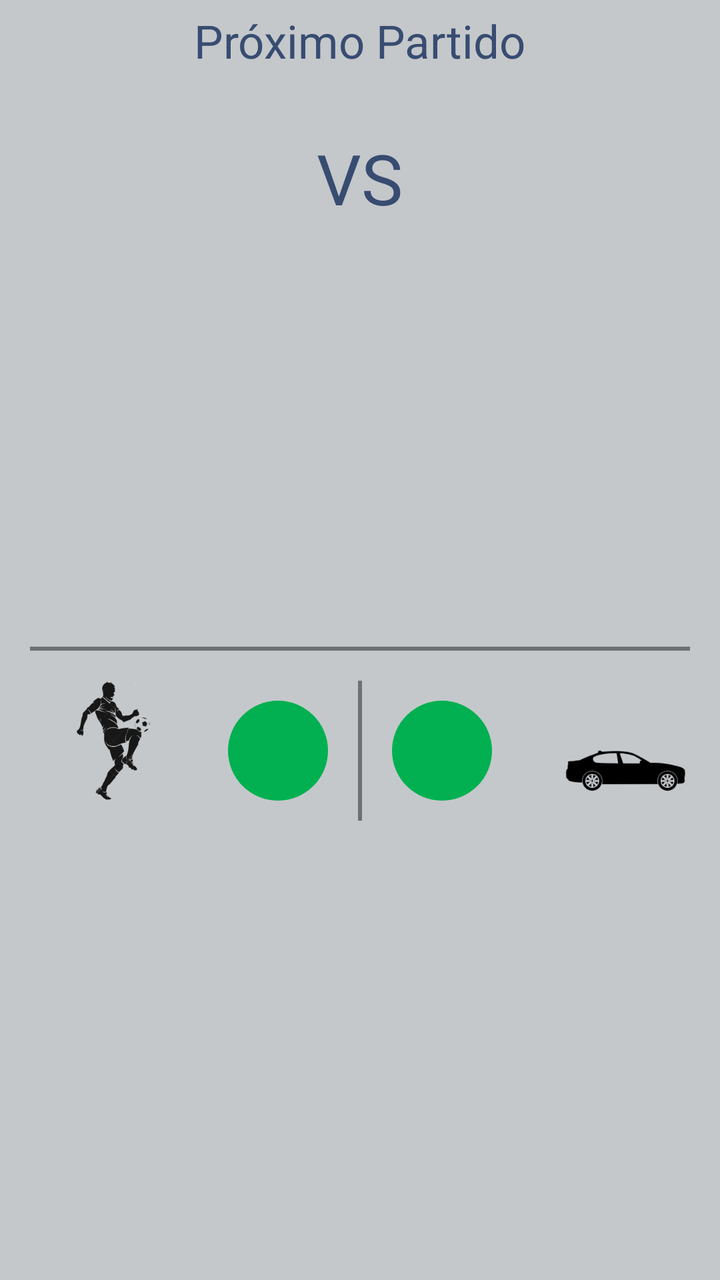
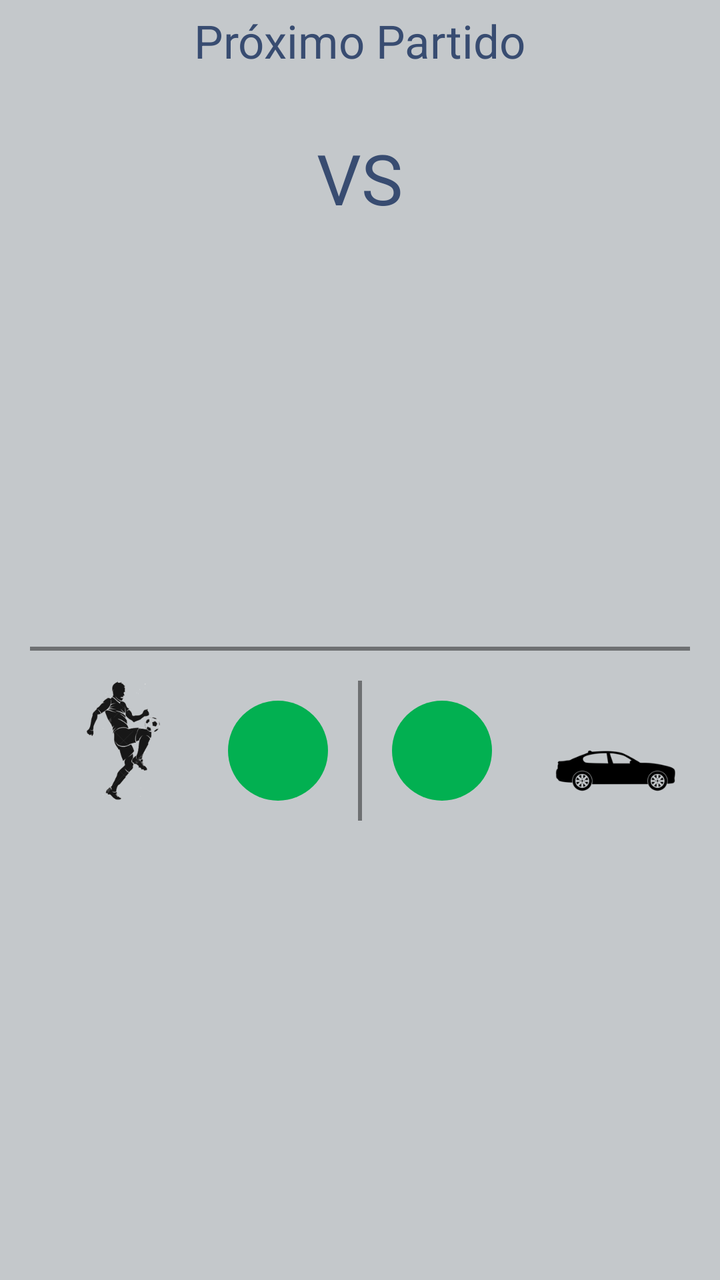

Screens rendered from an Android XML layout before and after an edit, with the pre-edit source and the edit as a unified diff.
<!-- AndroidManifest.xml: application theme AppTheme.NoActionBar -->
<!-- res/layout/fragment_fixture_match_info.xml -->
<RelativeLayout xmlns:android="http://schemas.android.com/apk/res/android"
    xmlns:tools="http://schemas.android.com/tools"
    android:layout_width="match_parent"
    android:layout_height="match_parent"
    android:background="#C4C8CB"
    tools:context="com.sport.perlagloria.activity.FixtureMatchInfoFragment">

    <TextView
        android:id="@+id/nextGameTV"
        android:layout_width="wrap_content"
        android:layout_height="wrap_content"
        android:layout_alignParentTop="true"
        android:layout_centerHorizontal="true"
        android:layout_marginTop="5dp"
        android:text="@string/next_game"
        android:textColor="@color/colorPrimary"
        android:textSize="23sp" />

    <TextView
        android:id="@+id/versusTV"
        android:layout_width="wrap_content"
        android:layout_height="wrap_content"
        android:layout_below="@+id/nextGameTV"
        android:layout_centerHorizontal="true"
        android:layout_marginTop="30dp"
        android:text="VS"
        android:textColor="@color/colorPrimary"
        android:textSize="35sp" />

    <ImageView
        android:id="@+id/team1LogoImgView"
        android:layout_width="fill_parent"
        android:layout_height="80dp"
        android:layout_below="@+id/nextGameTV"
        android:layout_marginEnd="20dp"
        android:layout_marginLeft="5dp"
        android:layout_marginRight="20dp"
        android:layout_marginStart="5dp"
        android:layout_marginTop="10dp"
        android:layout_toLeftOf="@+id/versusTV"
        android:layout_toStartOf="@+id/versusTV"
        android:src="@android:drawable/sym_def_app_icon" />

    <ImageView
        android:id="@+id/team2LogoImgView"
        android:layout_width="fill_parent"
        android:layout_height="80dp"
        android:layout_alignTop="@+id/team1LogoImgView"
        android:layout_marginEnd="5dp"
        android:layout_marginLeft="20dp"
        android:layout_marginRight="5dp"
        android:layout_marginStart="20dp"
        android:layout_toEndOf="@+id/versusTV"
        android:layout_toRightOf="@+id/versusTV"
        android:src="@android:drawable/sym_def_app_icon" />

    <TextView
        android:id="@+id/team1NameTV"
        android:layout_width="wrap_content"
        android:layout_height="wrap_content"
        android:layout_alignEnd="@+id/team1LogoImgView"
        android:layout_alignLeft="@+id/team1LogoImgView"
        android:layout_alignRight="@+id/team1LogoImgView"
        android:layout_alignStart="@+id/team1LogoImgView"
        android:layout_below="@+id/team1LogoImgView"
        android:layout_marginTop="20dp"
        android:layout_toLeftOf="@+id/versusTV"
        android:layout_toStartOf="@+id/versusTV"
        android:gravity="center"
        android:singleLine="true"
        android:text=""
        android:textColor="@android:color/black"
        android:textSize="17sp" />

    <TextView
        android:id="@+id/team2NameTV"
        android:layout_width="wrap_content"
        android:layout_height="wrap_content"
        android:layout_alignEnd="@+id/team2LogoImgView"
        android:layout_alignLeft="@+id/team2LogoImgView"
        android:layout_alignRight="@+id/team2LogoImgView"
        android:layout_alignStart="@+id/team2LogoImgView"
        android:layout_below="@+id/team2LogoImgView"
        android:layout_marginTop="20dp"
        android:layout_toEndOf="@+id/versusTV"
        android:layout_toRightOf="@+id/versusTV"
        android:gravity="center"
        android:singleLine="true"
        android:text=""
        android:textColor="@android:color/black"
        android:textSize="17sp" />

    <TextView
        android:id="@+id/dateOfMatchTV"
        android:layout_width="wrap_content"
        android:layout_height="wrap_content"
        android:layout_below="@+id/versusTV"
        android:layout_centerHorizontal="true"
        android:layout_marginTop="80dp"
        android:singleLine="true"
        android:text=""
        android:textColor="@color/colorPrimary"
        android:textSize="20sp" />

    <TextView
        android:id="@+id/timeOfMatchTV"
        android:layout_width="wrap_content"
        android:layout_height="wrap_content"
        android:layout_below="@+id/dateOfMatchTV"
        android:layout_centerHorizontal="true"
        android:layout_marginTop="15dp"
        android:singleLine="true"
        android:text=""
        android:textColor="@color/colorPrimary"
        android:textSize="20sp" />

    <TextView
        android:id="@+id/fieldNumber"
        android:layout_width="wrap_content"
        android:layout_height="wrap_content"
        android:layout_below="@+id/timeOfMatchTV"
        android:layout_centerHorizontal="true"
        android:layout_marginTop="15dp"
        android:singleLine="true"
        android:text=""
        android:textColor="@color/colorPrimary"
        android:textSize="20sp" />

    <View
        android:id="@+id/horizDividerView"
        android:layout_width="match_parent"
        android:layout_height="2dp"
        android:layout_alignEnd="@+id/team2LogoImgView"
        android:layout_alignLeft="@+id/team1LogoImgView"
        android:layout_alignRight="@+id/team2LogoImgView"
        android:layout_alignStart="@+id/team1LogoImgView"
        android:layout_below="@+id/fieldNumber"
        android:layout_marginLeft="10dp"
        android:layout_marginRight="10dp"
        android:layout_marginTop="20dp"
        android:background="#6E7072" />

    <ImageView
        android:id="@+id/homeTeamImgView"
        android:layout_width="40dp"
        android:layout_height="60dp"
        android:layout_alignTop="@+id/vertDividerView"
        android:layout_marginEnd="20dp"
        android:layout_marginRight="20dp"
        android:layout_toLeftOf="@+id/homeGoalsTV"
        android:layout_toStartOf="@+id/nextGameTV"
        android:src="@drawable/home_team" />

    <ImageView
        android:id="@+id/awayTeamImgView"
        android:layout_width="60dp"
        android:layout_height="30dp"
        android:layout_alignBottom="@+id/awayGoalsTV"
        android:layout_marginLeft="20dp"
        android:layout_marginStart="20dp"
        android:layout_toEndOf="@+id/nextGameTV"
        android:layout_toRightOf="@+id/awayGoalsTV"
        android:src="@drawable/away_team" />

    <View
        android:id="@+id/vertDividerView"
        android:layout_width="2dp"
        android:layout_height="70dp"
        android:layout_below="@+id/horizDividerView"
        android:layout_centerHorizontal="true"
        android:layout_marginTop="15dp"
        android:background="#6E7072" />

    <TextView
        android:id="@+id/homeGoalsTV"
        android:layout_width="50dp"
        android:layout_height="50dp"
        android:layout_alignBottom="@+id/homeTeamImgView"
        android:layout_marginEnd="15dp"
        android:layout_marginRight="15dp"
        android:layout_toLeftOf="@+id/vertDividerView"
        android:layout_toStartOf="@+id/vertDividerView"
        android:background="@drawable/circle_shape"
        android:gravity="center_vertical|center_horizontal"
        android:text=""
        android:textColor="@android:color/white"
        android:textSize="20sp"
        android:textStyle="bold" />

    <TextView
        android:id="@+id/awayGoalsTV"
        android:layout_width="50dp"
        android:layout_height="50dp"
        android:layout_alignBottom="@+id/homeTeamImgView"
        android:layout_marginLeft="15dp"
        android:layout_marginStart="15dp"
        android:layout_toEndOf="@+id/vertDividerView"
        android:layout_toRightOf="@+id/vertDividerView"
        android:background="@drawable/circle_shape"
        android:gravity="center_vertical|center_horizontal"
        android:text=""
        android:textColor="@android:color/white"
        android:textSize="20sp"
        android:textStyle="bold" />


</RelativeLayout>
<!-- resources referenced by this layout -->
<resources>
  <color name="colorPrimary">#384C71</color>
  <!-- drawable away_team: png bitmap (drawable, 5907 bytes) -->
  <!-- drawable circle_shape (drawable) -->
  <?xml version="1.0" encoding="utf-8"?>
  <shape xmlns:android="http://schemas.android.com/apk/res/android"
      android:shape="oval">
      <solid android:color="#02b051" />
  </shape>
  <!-- drawable home_team: png bitmap (drawable, 22256 bytes) -->
  <string name="next_game">Próximo Partido</string>
  <style name="AppTheme.NoActionBar">
          <item name="windowActionBar">false</item>
          <item name="windowNoTitle">true</item>
      </style>
</resources>

<!-- the commit's change to res/layout/fragment_fixture_match_info.xml (unified diff, before → after) -->
@@ -5,203 +5,217 @@
     android:background="#C4C8CB"
     tools:context="com.sport.perlagloria.activity.FixtureMatchInfoFragment">
 
-    <TextView
-        android:id="@+id/nextGameTV"
-        android:layout_width="wrap_content"
-        android:layout_height="wrap_content"
-        android:layout_alignParentTop="true"
-        android:layout_centerHorizontal="true"
-        android:layout_marginTop="5dp"
-        android:text="@string/next_game"
-        android:textColor="@color/colorPrimary"
-        android:textSize="23sp" />
-
-    <TextView
-        android:id="@+id/versusTV"
-        android:layout_width="wrap_content"
-        android:layout_height="wrap_content"
-        android:layout_below="@+id/nextGameTV"
-        android:layout_centerHorizontal="true"
-        android:layout_marginTop="30dp"
-        android:text="VS"
-        android:textColor="@color/colorPrimary"
-        android:textSize="35sp" />
-
-    <ImageView
-        android:id="@+id/team1LogoImgView"
-        android:layout_width="fill_parent"
-        android:layout_height="80dp"
-        android:layout_below="@+id/nextGameTV"
-        android:layout_marginEnd="20dp"
-        android:layout_marginLeft="5dp"
-        android:layout_marginRight="20dp"
-        android:layout_marginStart="5dp"
-        android:layout_marginTop="10dp"
-        android:layout_toLeftOf="@+id/versusTV"
-        android:layout_toStartOf="@+id/versusTV"
-        android:src="@android:drawable/sym_def_app_icon" />
-
-    <ImageView
-        android:id="@+id/team2LogoImgView"
-        android:layout_width="fill_parent"
-        android:layout_height="80dp"
-        android:layout_alignTop="@+id/team1LogoImgView"
-        android:layout_marginEnd="5dp"
-        android:layout_marginLeft="20dp"
-        android:layout_marginRight="5dp"
-        android:layout_marginStart="20dp"
-        android:layout_toEndOf="@+id/versusTV"
-        android:layout_toRightOf="@+id/versusTV"
-        android:src="@android:drawable/sym_def_app_icon" />
-
-    <TextView
-        android:id="@+id/team1NameTV"
-        android:layout_width="wrap_content"
-        android:layout_height="wrap_content"
-        android:layout_alignEnd="@+id/team1LogoImgView"
-        android:layout_alignLeft="@+id/team1LogoImgView"
-        android:layout_alignRight="@+id/team1LogoImgView"
-        android:layout_alignStart="@+id/team1LogoImgView"
-        android:layout_below="@+id/team1LogoImgView"
-        android:layout_marginTop="20dp"
-        android:layout_toLeftOf="@+id/versusTV"
-        android:layout_toStartOf="@+id/versusTV"
-        android:gravity="center"
-        android:singleLine="true"
-        android:text=""
-        android:textColor="@android:color/black"
-        android:textSize="17sp" />
-
-    <TextView
-        android:id="@+id/team2NameTV"
-        android:layout_width="wrap_content"
-        android:layout_height="wrap_content"
-        android:layout_alignEnd="@+id/team2LogoImgView"
-        android:layout_alignLeft="@+id/team2LogoImgView"
-        android:layout_alignRight="@+id/team2LogoImgView"
-        android:layout_alignStart="@+id/team2LogoImgView"
-        android:layout_below="@+id/team2LogoImgView"
-        android:layout_marginTop="20dp"
-        android:layout_toEndOf="@+id/versusTV"
-        android:layout_toRightOf="@+id/versusTV"
-        android:gravity="center"
-        android:singleLine="true"
-        android:text=""
-        android:textColor="@android:color/black"
-        android:textSize="17sp" />
-
-    <TextView
-        android:id="@+id/dateOfMatchTV"
-        android:layout_width="wrap_content"
-        android:layout_height="wrap_content"
-        android:layout_below="@+id/versusTV"
-        android:layout_centerHorizontal="true"
-        android:layout_marginTop="80dp"
-        android:singleLine="true"
-        android:text=""
-        android:textColor="@color/colorPrimary"
-        android:textSize="20sp" />
-
-    <TextView
-        android:id="@+id/timeOfMatchTV"
-        android:layout_width="wrap_content"
-        android:layout_height="wrap_content"
-        android:layout_below="@+id/dateOfMatchTV"
-        android:layout_centerHorizontal="true"
-        android:layout_marginTop="15dp"
-        android:singleLine="true"
-        android:text=""
-        android:textColor="@color/colorPrimary"
-        android:textSize="20sp" />
-
-    <TextView
-        android:id="@+id/fieldNumber"
-        android:layout_width="wrap_content"
-        android:layout_height="wrap_content"
-        android:layout_below="@+id/timeOfMatchTV"
-        android:layout_centerHorizontal="true"
-        android:layout_marginTop="15dp"
-        android:singleLine="true"
-        android:text=""
-        android:textColor="@color/colorPrimary"
-        android:textSize="20sp" />
-
-    <View
-        android:id="@+id/horizDividerView"
+    <ScrollView
         android:layout_width="match_parent"
-        android:layout_height="2dp"
-        android:layout_alignEnd="@+id/team2LogoImgView"
-        android:layout_alignLeft="@+id/team1LogoImgView"
-        android:layout_alignRight="@+id/team2LogoImgView"
-        android:layout_alignStart="@+id/team1LogoImgView"
-        android:layout_below="@+id/fieldNumber"
-        android:layout_marginLeft="10dp"
-        android:layout_marginRight="10dp"
-        android:layout_marginTop="20dp"
-        android:background="#6E7072" />
-
-    <ImageView
-        android:id="@+id/homeTeamImgView"
-        android:layout_width="40dp"
-        android:layout_height="60dp"
-        android:layout_alignTop="@+id/vertDividerView"
-        android:layout_marginEnd="20dp"
-        android:layout_marginRight="20dp"
-        android:layout_toLeftOf="@+id/homeGoalsTV"
-        android:layout_toStartOf="@+id/nextGameTV"
-        android:src="@drawable/home_team" />
-
-    <ImageView
-        android:id="@+id/awayTeamImgView"
-        android:layout_width="60dp"
-        android:layout_height="30dp"
-        android:layout_alignBottom="@+id/awayGoalsTV"
-        android:layout_marginLeft="20dp"
-        android:layout_marginStart="20dp"
-        android:layout_toEndOf="@+id/nextGameTV"
-        android:layout_toRightOf="@+id/awayGoalsTV"
-        android:src="@drawable/away_team" />
-
-    <View
-        android:id="@+id/vertDividerView"
-        android:layout_width="2dp"
-        android:layout_height="70dp"
-        android:layout_below="@+id/horizDividerView"
-        android:layout_centerHorizontal="true"
-        android:layout_marginTop="15dp"
-        android:background="#6E7072" />
-
-    <TextView
-        android:id="@+id/homeGoalsTV"
-        android:layout_width="50dp"
-        android:layout_height="50dp"
-        android:layout_alignBottom="@+id/homeTeamImgView"
-        android:layout_marginEnd="15dp"
-        android:layout_marginRight="15dp"
-        android:layout_toLeftOf="@+id/vertDividerView"
-        android:layout_toStartOf="@+id/vertDividerView"
-        android:background="@drawable/circle_shape"
-        android:gravity="center_vertical|center_horizontal"
-        android:text=""
-        android:textColor="@android:color/white"
-        android:textSize="20sp"
-        android:textStyle="bold" />
-
-    <TextView
-        android:id="@+id/awayGoalsTV"
-        android:layout_width="50dp"
-        android:layout_height="50dp"
-        android:layout_alignBottom="@+id/homeTeamImgView"
-        android:layout_marginLeft="15dp"
-        android:layout_marginStart="15dp"
-        android:layout_toEndOf="@+id/vertDividerView"
-        android:layout_toRightOf="@+id/vertDividerView"
-        android:background="@drawable/circle_shape"
-        android:gravity="center_vertical|center_horizontal"
-        android:text=""
-        android:textColor="@android:color/white"
-        android:textSize="20sp"
-        android:textStyle="bold" />
+        android:layout_height="match_parent">
+
+        <RelativeLayout
+            android:layout_width="match_parent"
+            android:layout_height="match_parent"
+            android:paddingBottom="15dp">
+
+            <TextView
+                android:id="@+id/nextGameTV"
+                android:layout_width="wrap_content"
+                android:layout_height="wrap_content"
+                android:layout_alignParentTop="true"
+                android:layout_centerHorizontal="true"
+                android:layout_marginTop="5dp"
+                android:text="@string/next_game"
+                android:textColor="@color/colorPrimary"
+                android:textSize="23sp" />
+
+            <TextView
+                android:id="@+id/versusTV"
+                android:layout_width="wrap_content"
+                android:layout_height="wrap_content"
+                android:layout_below="@+id/nextGameTV"
+                android:layout_centerHorizontal="true"
+                android:layout_marginTop="30dp"
+                android:text="VS"
+                android:textColor="@color/colorPrimary"
+                android:textSize="35sp" />
+
+            <ImageView
+                android:id="@+id/team1LogoImgView"
+                android:layout_width="fill_parent"
+                android:layout_height="80dp"
+                android:layout_below="@+id/nextGameTV"
+                android:layout_marginEnd="20dp"
+                android:layout_marginLeft="5dp"
+                android:layout_marginRight="20dp"
+                android:layout_marginStart="5dp"
+                android:layout_marginTop="10dp"
+                android:layout_toLeftOf="@+id/versusTV"
+                android:layout_toStartOf="@+id/versusTV"
+                android:src="@android:drawable/sym_def_app_icon" />
+
+            <ImageView
+                android:id="@+id/team2LogoImgView"
+                android:layout_width="fill_parent"
+                android:layout_height="80dp"
+                android:layout_alignTop="@+id/team1LogoImgView"
+                android:layout_marginEnd="5dp"
+                android:layout_marginLeft="20dp"
+                android:layout_marginRight="5dp"
+                android:layout_marginStart="20dp"
+                android:layout_toEndOf="@+id/versusTV"
+                android:layout_toRightOf="@+id/versusTV"
+                android:src="@android:drawable/sym_def_app_icon" />
+
+            <TextView
+                android:id="@+id/team1NameTV"
+                android:layout_width="wrap_content"
+                android:layout_height="wrap_content"
+                android:layout_alignEnd="@+id/team1LogoImgView"
+                android:layout_alignLeft="@+id/team1LogoImgView"
+                android:layout_alignRight="@+id/team1LogoImgView"
+                android:layout_alignStart="@+id/team1LogoImgView"
+                android:layout_below="@+id/team1LogoImgView"
+                android:layout_marginTop="20dp"
+                android:layout_toLeftOf="@+id/versusTV"
+                android:layout_toStartOf="@+id/versusTV"
+                android:gravity="center"
+                android:singleLine="true"
+                android:text=""
+                android:textColor="@android:color/black"
+                android:textSize="17sp" />
+
+            <TextView
+                android:id="@+id/team2NameTV"
+                android:layout_width="wrap_content"
+                android:layout_height="wrap_content"
+                android:layout_alignEnd="@+id/team2LogoImgView"
+                android:layout_alignLeft="@+id/team2LogoImgView"
+                android:layout_alignRight="@+id/team2LogoImgView"
+                android:layout_alignStart="@+id/team2LogoImgView"
+                android:layout_below="@+id/team2LogoImgView"
+                android:layout_marginTop="20dp"
+                android:layout_toEndOf="@+id/versusTV"
+                android:layout_toRightOf="@+id/versusTV"
+                android:gravity="center"
+                android:singleLine="true"
+                android:text=""
+                android:textColor="@android:color/black"
+                android:textSize="17sp" />
+
+            <TextView
+                android:id="@+id/dateOfMatchTV"
+                android:layout_width="wrap_content"
+                android:layout_height="wrap_content"
+                android:layout_below="@+id/versusTV"
+                android:layout_centerHorizontal="true"
+                android:layout_marginTop="80dp"
+                android:singleLine="true"
+                android:text=""
+                android:textColor="@color/colorPrimary"
+                android:textSize="20sp" />
+
+            <TextView
+                android:id="@+id/timeOfMatchTV"
+                android:layout_width="wrap_content"
+                android:layout_height="wrap_content"
+                android:layout_below="@+id/dateOfMatchTV"
+                android:layout_centerHorizontal="true"
+                android:layout_marginTop="15dp"
+                android:singleLine="true"
+                android:text=""
+                android:textColor="@color/colorPrimary"
+                android:textSize="20sp" />
+
+            <TextView
+                android:id="@+id/fieldNumber"
+                android:layout_width="wrap_content"
+                android:layout_height="wrap_content"
+                android:layout_below="@+id/timeOfMatchTV"
+                android:layout_centerHorizontal="true"
+                android:layout_marginTop="15dp"
+                android:singleLine="true"
+                android:text=""
+                android:textColor="@color/colorPrimary"
+                android:textSize="20sp" />
+
+            <View
+                android:id="@+id/horizDividerView"
+                android:layout_width="match_parent"
+                android:layout_height="2dp"
+                android:layout_alignEnd="@+id/team2LogoImgView"
+                android:layout_alignLeft="@+id/team1LogoImgView"
+                android:layout_alignRight="@+id/team2LogoImgView"
+                android:layout_alignStart="@+id/team1LogoImgView"
+                android:layout_below="@+id/fieldNumber"
+                android:layout_marginLeft="10dp"
+                android:layout_marginRight="10dp"
+                android:layout_marginTop="20dp"
+                android:background="#6E7072" />
+
+            <ImageView
+                android:id="@+id/homeTeamImgView"
+                android:layout_width="40dp"
+                android:layout_height="60dp"
+                android:layout_alignTop="@+id/vertDividerView"
+                android:layout_marginEnd="15dp"
+                android:layout_marginRight="15dp"
+                android:layout_toLeftOf="@+id/homeGoalsTV"
+                android:layout_toStartOf="@+id/nextGameTV"
+                android:src="@drawable/home_team" />
+
+            <ImageView
+                android:id="@+id/awayTeamImgView"
+                android:layout_width="60dp"
+                android:layout_height="30dp"
+                android:layout_alignBottom="@+id/awayGoalsTV"
+                android:layout_marginLeft="15dp"
+                android:layout_marginStart="15dp"
+                android:layout_toEndOf="@+id/nextGameTV"
+                android:layout_toRightOf="@+id/awayGoalsTV"
+                android:src="@drawable/away_team" />
+
+            <View
+                android:id="@+id/vertDividerView"
+                android:layout_width="2dp"
+                android:layout_height="70dp"
+                android:layout_below="@+id/horizDividerView"
+                android:layout_centerHorizontal="true"
+                android:layout_marginTop="15dp"
+                android:background="#6E7072" />
+
+            <TextView
+                android:id="@+id/homeGoalsTV"
+                android:layout_width="50dp"
+                android:layout_height="50dp"
+                android:layout_alignBottom="@+id/homeTeamImgView"
+                android:layout_marginEnd="15dp"
+                android:layout_marginRight="15dp"
+                android:layout_toLeftOf="@+id/vertDividerView"
+                android:layout_toStartOf="@+id/vertDividerView"
+                android:background="@drawable/circle_shape"
+                android:gravity="center_vertical|center_horizontal"
+                android:text=""
+                android:textColor="@android:color/white"
+                android:textSize="20sp"
+                android:textStyle="bold" />
+
+            <TextView
+                android:id="@+id/awayGoalsTV"
+                android:layout_width="50dp"
+                android:layout_height="50dp"
+                android:layout_alignBottom="@+id/homeTeamImgView"
+                android:layout_marginLeft="15dp"
+                android:layout_marginStart="15dp"
+                android:layout_toEndOf="@+id/vertDividerView"
+                android:layout_toRightOf="@+id/vertDividerView"
+                android:background="@drawable/circle_shape"
+                android:gravity="center_vertical|center_horizontal"
+                android:text=""
+                android:textColor="@android:color/white"
+                android:textSize="20sp"
+                android:textStyle="bold" />
+
+
+        </RelativeLayout>
+
+    </ScrollView>
 
 
 </RelativeLayout>
